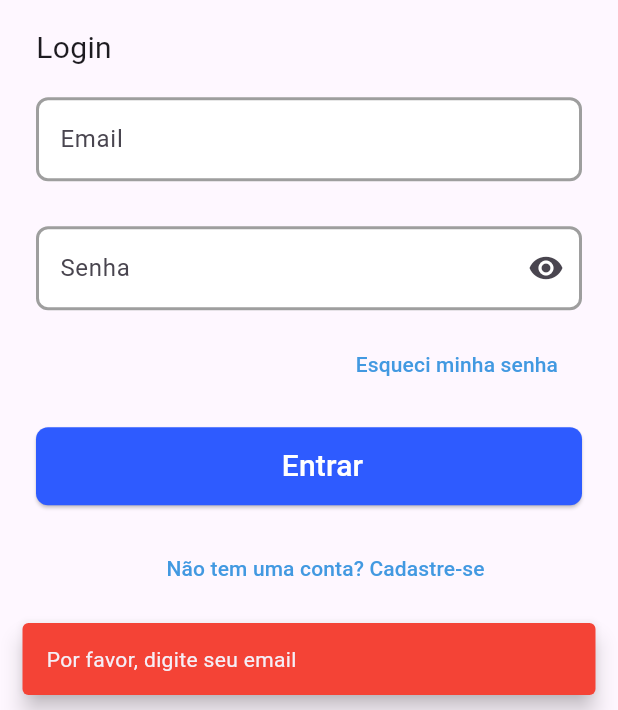
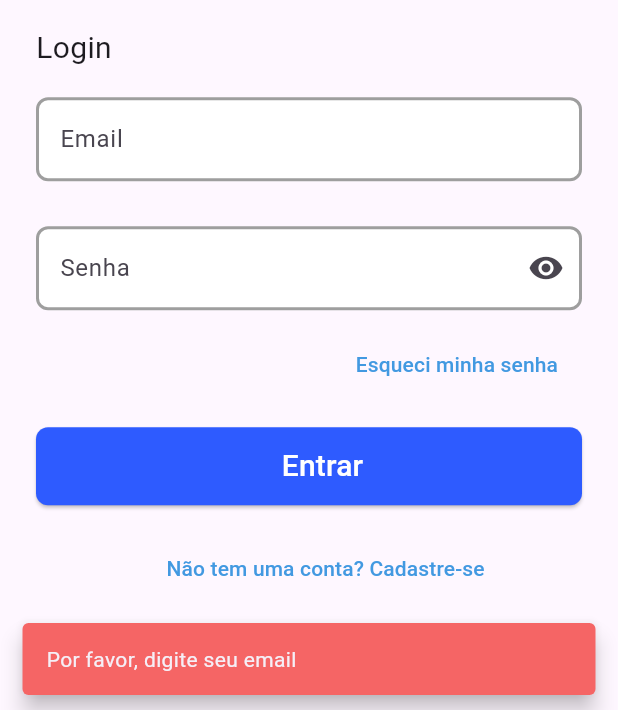
Before and after one commit to ChancellorMarko/Talknet-flutter, a Flutter app: the screen it shows after launch, after a tap on "Entrar", on a phone screen of 412 x 824 dp, the part 526-1236 px from its top. Run offline on Flutter 3.47's test engine with Material 3 defaults, Android fonts, the phone set to English and light mode, and no system bars; our stand-ins replace flutter_dotenv, fluttertoast, image_picker, supabase_flutter; accounts and stored records are empty.

Commit message:
refactor: realizando limpeza do código de acordo com o lint de dart

```diff
--- a/lib/main.dart
+++ b/lib/main.dart
@@ -11,12 +11,12 @@ import 'package:supabase_flutter/supabase_flutter.dart';
 Future<void> main() async {
   await dotenv.load();
 
-  final String supabaseUrl = dotenv.env['SUPABASE_URL'] ?? 'supabaseurl';
-  final String supabaseKey = dotenv.env['SUPABASE_KEY'] ?? 'supabasekey';
+  final supabaseUrl = dotenv.env['SUPABASE_URL'] ?? 'supabaseurl';
+  final supabaseKey = dotenv.env['SUPABASE_KEY'] ?? 'supabasekey';
 
   await Supabase.initialize(url: supabaseUrl, anonKey: supabaseKey);
 
-  runApp(MainApp());
+  runApp(const MainApp());
 }
 
 /// Aplicação principal
@@ -30,7 +30,7 @@ class MainApp extends StatelessWidget {
       debugShowCheckedModeBanner: false,
       builder: FToastBuilder(),
       routes: {
-        RoutesEnum.login.route: (context) => LoginScreen(),
+        RoutesEnum.login.route: (context) => const LoginScreen(),
         RoutesEnum.register.route: (context) => const RegisterScreen(),
         RoutesEnum.home.route: (context) => const HomeScreen(),
         RoutesEnum.profile.route: (context) => const ProfileScreen(),
--- a/lib/repositories/interfaces/register_repository.dart
+++ b/lib/repositories/interfaces/register_repository.dart
@@ -1,4 +1,4 @@
-// ignore: one_member_abstracts
+/// Repositório de registro de usuário
 abstract class RegisterRepository {
   /// Envia os dados de registro do usuário para o serviço correspondente
   Future<void> sendRegister(String fullName, String email, String password);
--- a/lib/services/profile_service.dart
+++ b/lib/services/profile_service.dart
@@ -2,6 +2,7 @@ import 'dart:io';
 
 import 'package:image_picker/image_picker.dart';
 
+/// Serviço para manipulação de perfil do usuário
 class ProfileService {
   /// Instância do ImagePicker
   final ImagePicker imagePicker = ImagePicker();
@@ -9,7 +10,7 @@ class ProfileService {
   /// Possibilita selecionar uma imagem da galeria
   Future<File?> pickImageFromGallery() async {
     try {
-      final XFile? image = await imagePicker.pickImage(
+      final image = await imagePicker.pickImage(
         source: ImageSource.gallery,
         maxWidth: 1024,
         maxHeight: 1024,
@@ -25,7 +26,7 @@ class ProfileService {
   /// Tira uma foto com a câmera
   Future<File?> takePhotoWithCamera() async {
     try {
-      final XFile? photo = await imagePicker.pickImage(
+      final photo = await imagePicker.pickImage(
         source: ImageSource.camera,
         maxWidth: 1024,
         maxHeight: 1024,
--- a/lib/services/register_service.dart
+++ b/lib/services/register_service.dart
@@ -2,6 +2,7 @@ import 'package:supabase_flutter/supabase_flutter.dart';
 
 /// Serviço encarregado de realizar registro dos usuários
 class RegisterService {
+  /// Envia os dados de registro do usuário para o serviço correspondente
   Future<void> sendRegister(
     String fullName,
     String email,
--- a/lib/ui/features/chat/chat_screen.dart
+++ b/lib/ui/features/chat/chat_screen.dart
@@ -26,7 +26,7 @@ class _HomeScreenState extends State<HomeScreen> {
     _checkSession();
   }
 
-  void _checkSession() {
+  void _checkSession(){
     final user = Supabase.instance.client.auth.currentUser;
     if (user == null) {
       WidgetsBinding.instance.addPostFrameCallback((_) {
--- a/lib/ui/features/login/login_screen.dart
+++ b/lib/ui/features/login/login_screen.dart
@@ -2,9 +2,9 @@ import 'package:flutter/material.dart';
 import 'package:flutter_talknet_app/ui/widgets/custom_button.dart';
 import 'package:flutter_talknet_app/ui/widgets/custom_input.dart';
 import 'package:flutter_talknet_app/ui/widgets/custom_text_button.dart';
+import 'package:flutter_talknet_app/utils/routes_enum.dart';
 import 'package:flutter_talknet_app/utils/style/colors.dart';
 import 'package:supabase_flutter/supabase_flutter.dart';
-import 'package:flutter_talknet_app/utils/routes_enum.dart';
 
 /// Tela de login
 class LoginScreen extends StatefulWidget {
@@ -80,16 +80,14 @@ class _LoginScreenState extends State<LoginScreen> {
         case 'invalid login credentials':
         case 'invalid credentials':
           errorMessage = 'Email ou senha incorretos';
-          break;
         case 'email not confirmed':
           errorMessage = 'Email não confirmado. Verifique sua caixa de entrada';
-          break;
         default:
           errorMessage = 'Erro ao fazer login: ${e.message}';
       }
 
       _showError(errorMessage);
-    } catch (e) {
+    } on Exception catch (e) {
       // Outros erros (rede, etc)
       debugPrint('Erro inesperado: $e');
       _showError('Erro de conexão. Verifique sua internet e tente novamente.');
@@ -107,9 +105,8 @@ class _LoginScreenState extends State<LoginScreen> {
     ScaffoldMessenger.of(context).showSnackBar(
       SnackBar(
         content: Text(message),
-        backgroundColor: Colors.red,
+        backgroundColor: AppColors.error,
         behavior: SnackBarBehavior.floating,
-        duration: const Duration(seconds: 4),
       ),
     );
   }
@@ -161,13 +158,14 @@ class _LoginScreenState extends State<LoginScreen> {
                           ),
                         ),
                         const SizedBox(height: 18),
-                        _isLoading
-                            ? const CircularProgressIndicator()
-                            : CustomButton(
-                                buttonText: 'Entrar',
-                                backgroundColor: AppColors.primaryBlue,
-                                buttonAction: _handleLogin,
-                              ),
+                        if (_isLoading)
+                          const CircularProgressIndicator()
+                        else
+                          CustomButton(
+                            buttonText: 'Entrar',
+                            backgroundColor: AppColors.primaryBlue,
+                            buttonAction: _handleLogin,
+                          ),
                         const SizedBox(height: 18),
                         CustomTextButton(
                           buttonText: 'Não tem uma conta? Cadastre-se',
--- a/lib/ui/features/register/register_screen.dart
+++ b/lib/ui/features/register/register_screen.dart
@@ -84,20 +84,20 @@ class _FormWidgetState extends State<FormWidget> {
             hint: 'Digite seu email',
             label: 'Email',
             controller: widget.viewModel.emailController,
-            validator: (value) => emailValidator(value),
+            validator: emailValidator,
           ),
           CustomInput(
             hint: 'Digite seu nome completo',
             label: 'Nome',
             controller: widget.viewModel.fullNameController,
-            validator: (value) => fullNameValidator(value),
+            validator: fullNameValidator,
           ),
           CustomInput(
             showPasswordToggle: true,
             hint: 'Digite sua senha',
             label: 'Senha',
             controller: widget.viewModel.passwordController,
-            validator: (value) => passwordValidator(value),
+            validator: passwordValidator,
           ),
           CustomInput(
             showPasswordToggle: true,
--- a/lib/utils/routes_enum.dart
+++ b/lib/utils/routes_enum.dart
@@ -1,3 +1,4 @@
+/// Enumeração das rotas do aplicativo
 enum RoutesEnum {
   /// Rota de login
   login('/login'),
@@ -8,10 +9,10 @@ enum RoutesEnum {
   /// Rota principal do projeto
   home('/home'),
 
-  // Rota de chat
+  /// Rota de chat
   chat('/chat'),
 
-  // Tela de edição de perfil
+  /// Tela de edição de perfil
   profile('/profile');
 
   /// Constructor do Enum [RoutesEnum]
--- a/pubspec.yaml
+++ b/pubspec.yaml
@@ -17,9 +17,9 @@ dependencies:
   very_good_analysis: ^10.0.0
 
 dev_dependencies:
+  flutter_lints: ^5.0.0
   flutter_test:
     sdk: flutter
-  flutter_lints: ^5.0.0
 
 flutter:
   uses-material-design: true
```
Also changed, not shown: lib/repositories/implementations/profile_repository_implementation.dart (+6 -3 lines), lib/ui/features/profile/profile_screen.dart (+18 -16 lines), lib/ui/features/profile/profile_view_model.dart (+15 -14 lines), lib/utils/style/colors.dart (+17 -6 lines).
